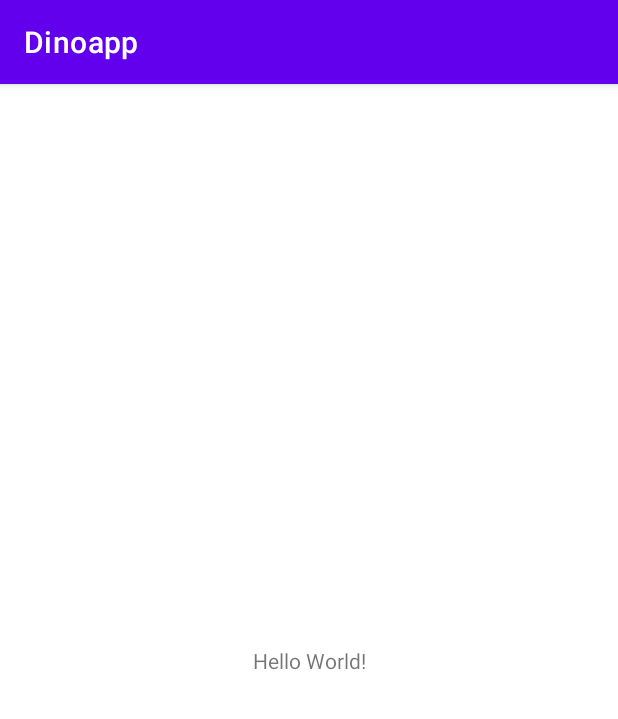
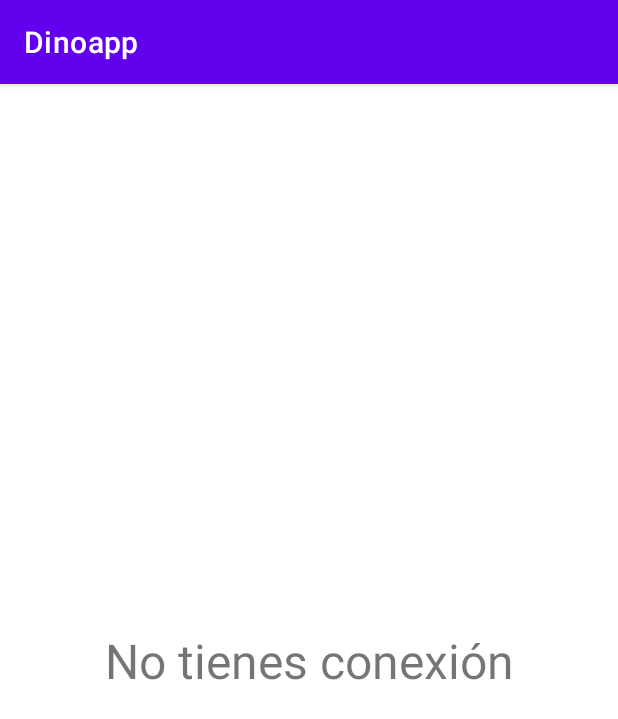
Before and after one commit to JiroFg/Dinoapp, an Android app: the screen it shows after launch (MainActivity), on a phone screen of 412 x 824 dp. Shown: the top 719 px of the screen. Run offline under Robolectric (Android 15) with nearby library versions, the phone set to English and light mode, and no system bars.

Commit message:
Conexion a internet

```diff
--- a/app/src/main/AndroidManifest.xml
+++ b/app/src/main/AndroidManifest.xml
@@ -1,6 +1,10 @@
 <?xml version="1.0" encoding="utf-8"?>
 <manifest xmlns:android="http://schemas.android.com/apk/res/android"
     xmlns:tools="http://schemas.android.com/tools">
+
+    <uses-permission android:name="android.permission.ACCESS_NETWORK_STATE" />
+    <uses-permission android:name="android.permission.INTERNET" />
+
 
     <application
         android:allowBackup="true"
--- a/app/src/main/java/com/example/dinoapp/MainActivity.kt
+++ b/app/src/main/java/com/example/dinoapp/MainActivity.kt
@@ -1,14 +1,39 @@
 package com.example.dinoapp
 
+import android.content.Context
+import android.net.ConnectivityManager
 import androidx.appcompat.app.AppCompatActivity
 import android.os.Bundle
+import android.widget.TextView
 import androidx.core.splashscreen.SplashScreen.Companion.installSplashScreen
+import kotlin.concurrent.thread
 
 class MainActivity : AppCompatActivity() {
     override fun onCreate(savedInstanceState: Bundle?) {
         installSplashScreen()
         super.onCreate(savedInstanceState)
         setContentView(R.layout.activity_main)
-        // Cambio
+
+        // Conexion a internet
+        val textoConexion = findViewById<TextView>(R.id.mensaje)
+
+        Thread(Runnable {
+            while (true){
+                //AQUI SE DEBE PONER LO QUE DEBE ESTAR SI NO SE TIENE CONEXION A INTERNET
+                var textoInicial = "No tienes conexión"
+                val conexion = getSystemService(Context.CONNECTIVITY_SERVICE) as ConnectivityManager
+                val leerInfo = conexion.allNetworkInfo
+                for(x in leerInfo){
+                    //AQUI SE DEBE PONER LO QUE VA A SUCEDER SI SE TIENE CONEXION A INTERNET
+                    if (x.typeName.equals("WIFI",ignoreCase = true))
+                        if (x.isConnected) textoInicial = "Conectado con WIFI"
+                    if (x.typeName.equals("MOBILE",ignoreCase = true))
+                        if (x.isConnected) textoInicial = "Conectado con DATOS"
+                }
+                runOnUiThread{
+                    textoConexion.text = textoInicial
+                }
+            }
+        }).start()
     }
 }
--- a/app/src/main/res/layout/activity_main.xml
+++ b/app/src/main/res/layout/activity_main.xml
@@ -7,9 +7,11 @@
     tools:context=".MainActivity">
 
     <TextView
+        android:id="@+id/mensaje"
         android:layout_width="wrap_content"
         android:layout_height="wrap_content"
-        android:text="Hello World!"
+        android:gravity="center"
+        android:textSize="32sp"
         app:layout_constraintBottom_toBottomOf="parent"
         app:layout_constraintEnd_toEndOf="parent"
         app:layout_constraintStart_toStartOf="parent"
```
